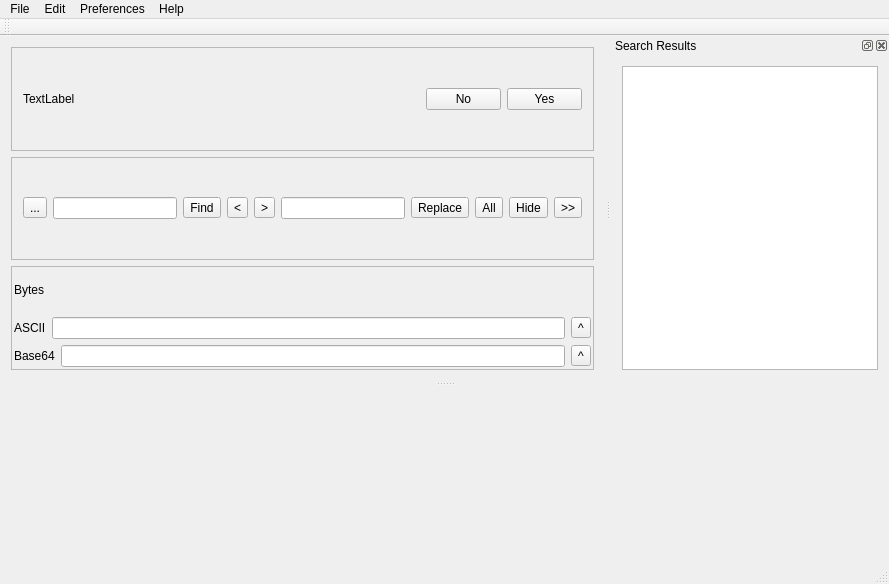
The window that mainwindow.ui (ic005k/Xplist) describes before a commit, drawn with Qt 5.
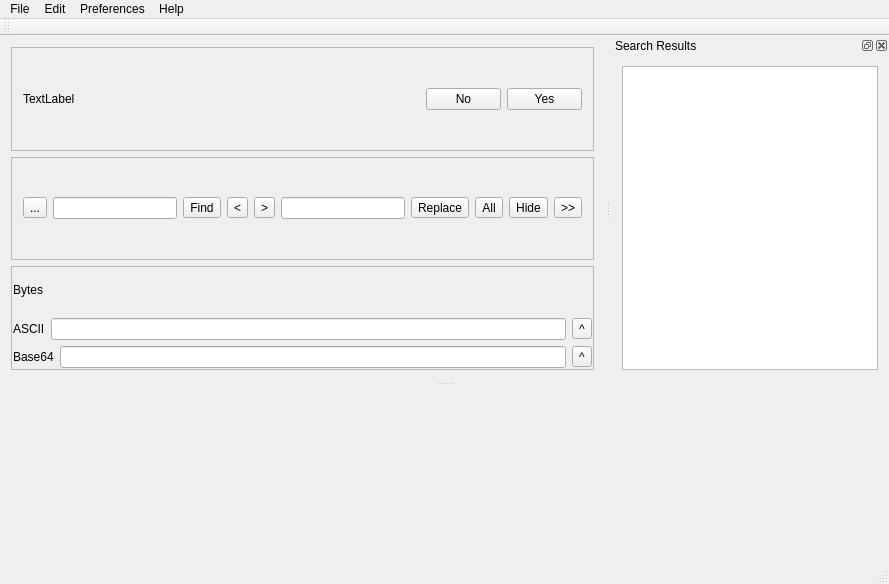
The same window after the commit. Icons and pictures are not drawn.

What changed in the file:
```diff
--- a/mainwindow.ui
+++ b/mainwindow.ui
@@ -185,16 +185,16 @@
       </property>
       <layout class="QGridLayout" name="gridLayout_6">
        <property name="leftMargin">
-        <number>2</number>
+        <number>1</number>
        </property>
        <property name="topMargin">
-        <number>2</number>
+        <number>1</number>
        </property>
        <property name="rightMargin">
-        <number>2</number>
+        <number>1</number>
        </property>
        <property name="bottomMargin">
-        <number>2</number>
+        <number>1</number>
        </property>
        <item row="2" column="0" colspan="2">
         <widget class="QLabel" name="label_2">
```
